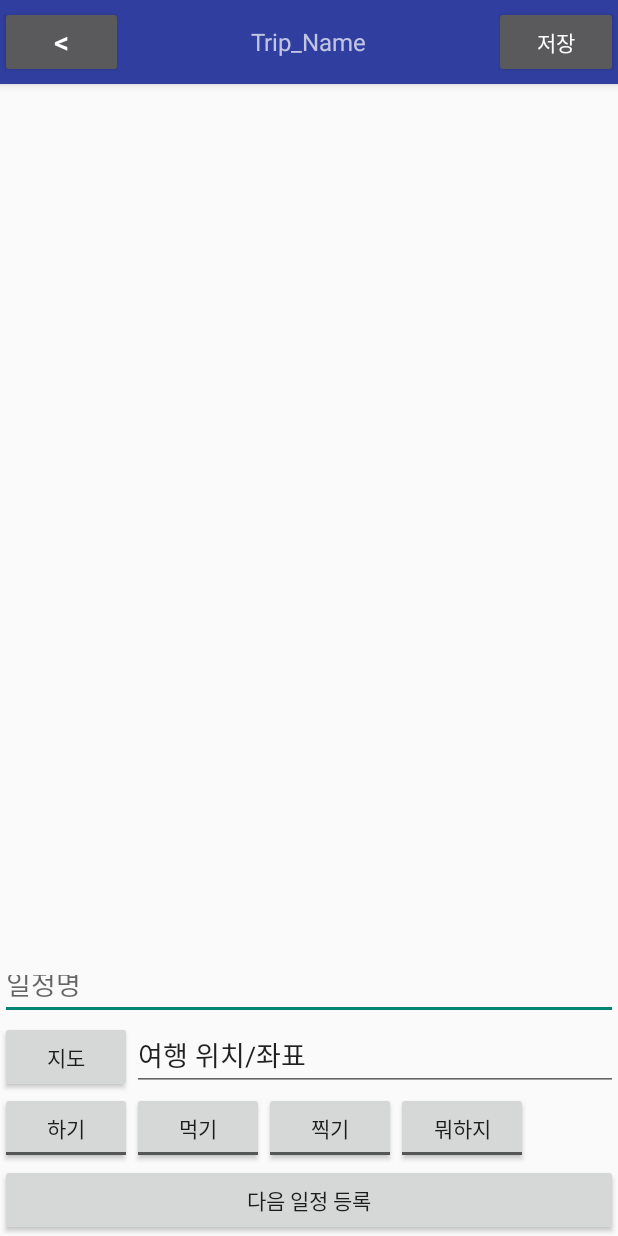
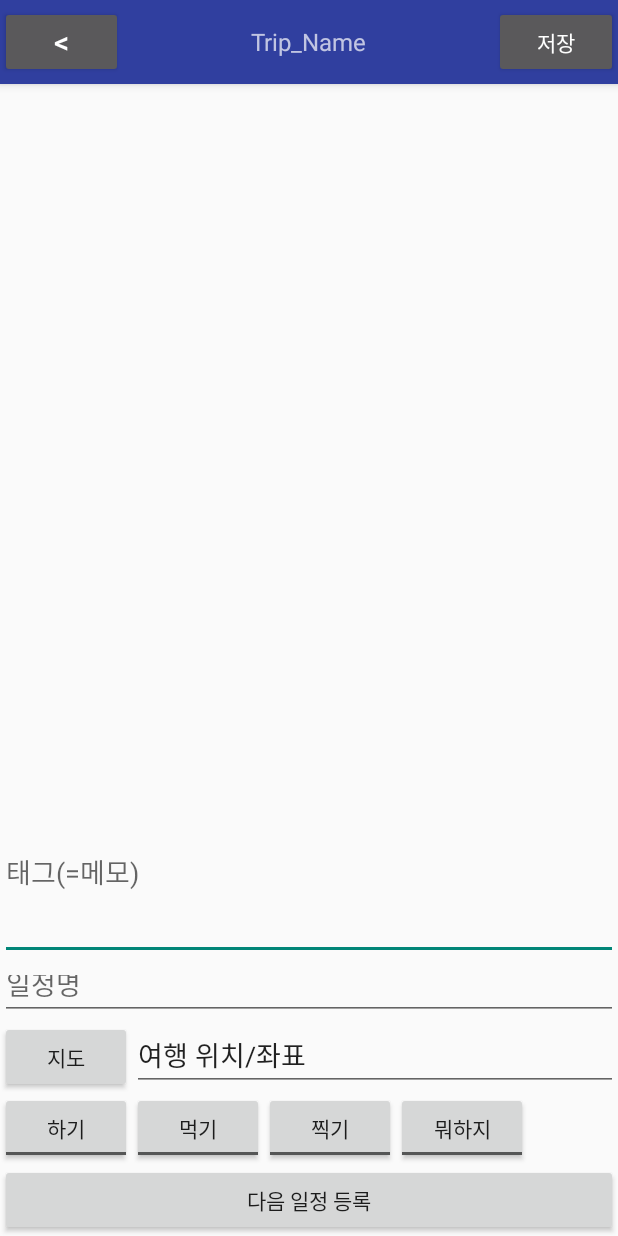
Before and after one commit to munjung/traveller, an Android app: the EditLocationActivity screen opened directly, with no data from a screen before it, on a phone screen of 412 x 824 dp. Run offline under Robolectric (Android 15) with nearby library versions, the phone set to English and light mode, and no system bars.

Commit message:
지원 커밋 - 6,14,15화면 레이아웃 완성

```diff
--- a/Traveller/app/src/main/java/gamsung/traveller/activity/EditLocationActivity.java
+++ b/Traveller/app/src/main/java/gamsung/traveller/activity/EditLocationActivity.java
@@ -7,6 +7,7 @@
 import android.view.View;
 import android.widget.CompoundButton;
 import android.widget.EditText;
+import android.widget.ImageView;
 import android.widget.ToggleButton;
 
 import gamsung.traveller.R;
@@ -21,6 +22,7 @@
 
     ToggleButton eatBtn, doBtn, takeBtn, someBtn;
     EditText memoEdit,editLocation;
+    ImageView memoImage;
     ViewPager pager;
 
     @Override
@@ -34,8 +36,8 @@
         doBtn = (ToggleButton)findViewById(R.id.doToggleBtn);
         takeBtn = (ToggleButton)findViewById(R.id.takeToggleBtn);
         someBtn = (ToggleButton)findViewById(R.id.somethingToggleBtn);
- //       memoEdit = (EditText)findViewById(R.id.memoEdit);
-//        memoImage = (ImageView)findViewById(R.id.memoImage);
+        memoEdit = (EditText)findViewById(R.id.memoEdit);
+//     memoImage = (ImageView)findViewById(R.id.memoImage);
         editLocation = (EditText)findViewById(R.id.editLocation);
 
         eatBtn.setOnCheckedChangeListener(addMemoListener);
@@ -52,7 +54,7 @@
     public void setVisibleMemo(){
         memoEdit.setText(null);
         memoEdit.setVisibility(View.VISIBLE);
-//        memoImage.setVisibility(View.VISIBLE);
+        //memoImage.setVisibility(View.VISIBLE);
     }
 
     ToggleButton.OnCheckedChangeListener addMemoListener  = new CompoundButton.OnCheckedChangeListener() {
--- a/Traveller/app/src/main/res/layout/activity_edit_location.xml
+++ b/Traveller/app/src/main/res/layout/activity_edit_location.xml
@@ -59,36 +59,36 @@
 
         android:id="@+id/pager"
         android:layout_width="match_parent"
-        android:layout_height="0dp"
-        android:layout_below="@id/barLayout"
-        android:visibility="gone">
+        android:layout_height="wrap_content"
+        android:layout_alignParentLeft="true"
+        android:layout_alignParentStart="true"
+        android:layout_below="@+id/barLayout"
+        android:layout_above="@+id/tvMission"
+        android:visibility="visible">
 
     </android.support.v4.view.ViewPager>
 
-    <RelativeLayout
-        android:layout_width="match_parent"
-        android:layout_height="wrap_content"
-        android:orientation="vertical"
-        android:layout_below="@id/pager"
-        android:layout_alignParentBottom="true">
-
         <EditText
+            android:id="@+id/tvMission"
             android:layout_width="match_parent"
             android:layout_height="40dp"
-            android:id="@+id/tvMission"
-            android:hint="일정명"
-            android:layout_above="@+id/layoutLocation"/>
+            android:layout_above="@+id/layoutLocation"
+            android:layout_alignParentLeft="true"
+            android:layout_alignParentStart="true"
+            android:hint="일정명" />
 
     <LinearLayout
         android:layout_width="match_parent"
         android:layout_height="wrap_content"
         android:id="@+id/layoutLocation"
         android:layout_above="@+id/layoutToggle">
+
         <Button
             android:layout_width="wrap_content"
             android:layout_height="wrap_content"
             android:id="@+id/mapButton"
             android:text="지도"/>
+
         <EditText
             android:layout_width="match_parent"
             android:layout_height="wrap_content"
@@ -102,21 +102,24 @@
         android:layout_height="wrap_content"
         android:orientation="horizontal"
         android:id="@+id/layoutToggle"
-        android:layout_above="@+id/btnNextPlan">
+        android:layout_above="@+id/memoEdit">
 
         <ToggleButton
+            android:id="@+id/doToggleBtn"
             android:layout_width="wrap_content"
             android:layout_height="wrap_content"
-            android:id="@+id/doToggleBtn"
-            android:textOn="하기"
-            android:textOff="하기"/>
+            android:layout_below="@+id/layoutLocation"
+            android:layout_toEndOf="@+id/memoEdit"
+            android:layout_toRightOf="@+id/memoEdit"
+            android:textOff="하기"
+            android:textOn="하기" />
 
         <ToggleButton
+            android:id="@+id/eatToggleBtn"
             android:layout_width="wrap_content"
             android:layout_height="wrap_content"
-            android:id="@+id/eatToggleBtn"
-            android:textOn="먹기"
-            android:textOff="먹기"/>
+            android:textOff="먹기"
+            android:textOn="먹기" />
 
         <ToggleButton
         android:layout_width="wrap_content"
@@ -134,13 +137,20 @@
 
     </LinearLayout>
 
-        <Button
+        <EditText
+            android:id="@+id/memoEdit"
             android:layout_width="match_parent"
             android:layout_height="wrap_content"
+            android:visibility="gone"
+            android:layout_above="@id/btnNextPlan"/>
+
+        <Button
             android:id="@+id/btnNextPlan"
-            android:text="다음 일정 등록"
-            android:layout_alignParentBottom="true"/>
-
-    </RelativeLayout>
+            android:layout_width="match_parent"
+            android:layout_height="wrap_content"
+            android:layout_alignParentBottom="true"
+            android:layout_alignParentLeft="true"
+            android:layout_alignParentStart="true"
+            android:text="다음 일정 등록" />
 
 </RelativeLayout>
```
Also changed, not shown: Traveller/app/src/main/res/layout/viewpager_childview.xml (+5 -19 lines).
